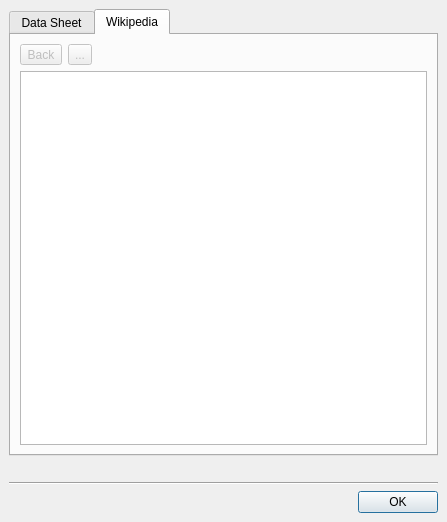
This is src/lib/PlaceMarkInfoDialog.ui in KDE/marble as Qt 5 draws it before an edit. The edited form follows.
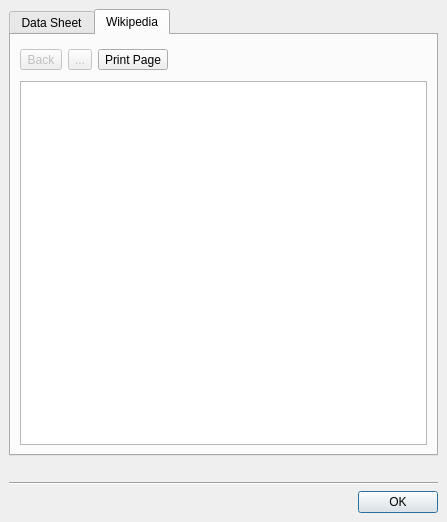
This is the edited form. The open tabs and pages were chosen to show the change. Icons and pictures are not drawn. Custom widgets are drawn as their Qt base class.

```diff
--- a/src/lib/PlaceMarkInfoDialog.ui
+++ b/src/lib/PlaceMarkInfoDialog.ui
@@ -390,7 +390,20 @@
             <string>...</string>
            </property>
            <property name="icon" >
-            <iconset resource="marble.qrc" >:/icons/arrow-right.png</iconset>
+            <iconset/>
+           </property>
+          </widget>
+         </item>
+         <item>
+          <widget class="QToolButton" name="m_pPrintButton" >
+           <property name="text" >
+            <string>Print Page</string>
+           </property>
+           <property name="icon" >
+            <iconset resource="../marble.qrc" >:/icons/document-print.png</iconset>
+           </property>
+           <property name="toolButtonStyle" >
+            <enum>Qt::ToolButtonTextBesideIcon</enum>
            </property>
           </widget>
          </item>
@@ -401,8 +414,8 @@
            </property>
            <property name="sizeHint" >
             <size>
-             <width>0</width>
-             <height>20</height>
+             <width>281</width>
+             <height>31</height>
             </size>
            </property>
           </spacer>
```
Left out of the diff: 15 changed lines with no effect on the pictures.
